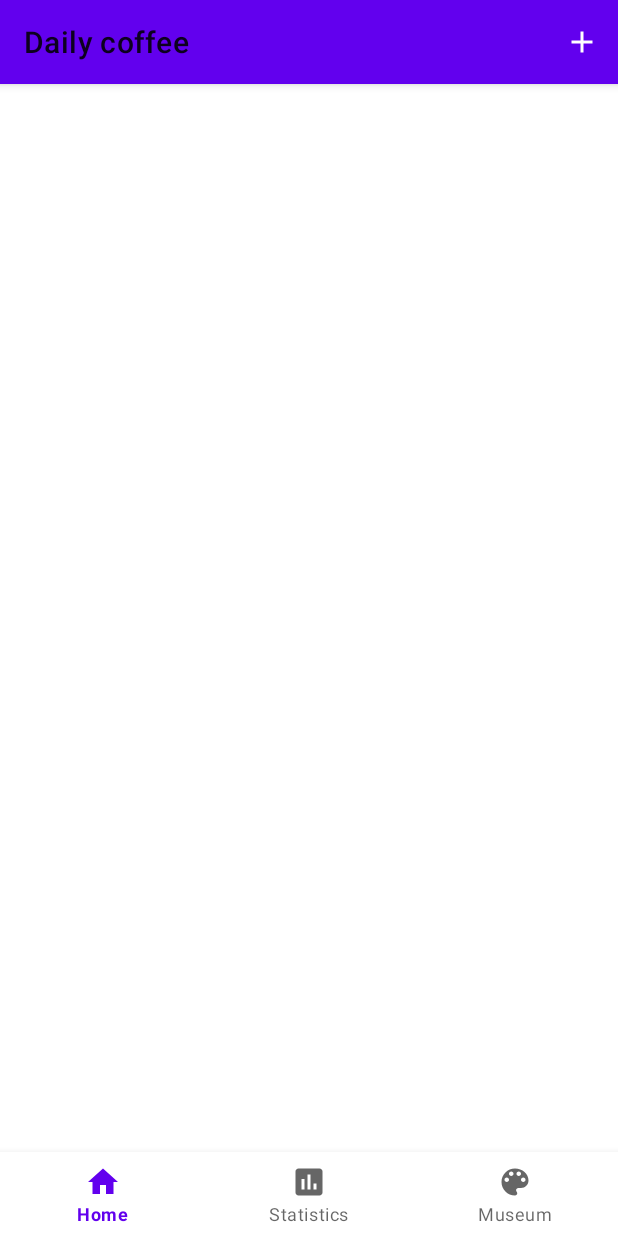
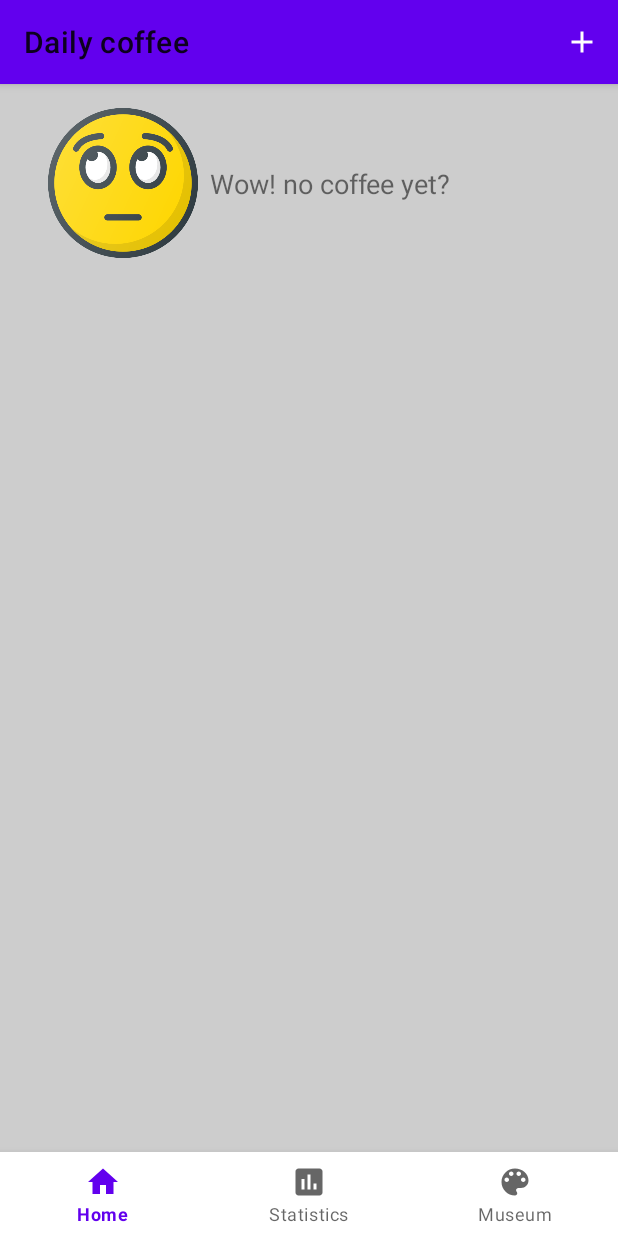
Before and after one commit to teunstout/koffie, an Android app: the screen it shows after launch (CoffeeActivity), on a phone screen of 412 x 824 dp. Run offline under Robolectric (Android 15) with nearby library versions, the phone set to English and light mode, and no system bars; our stand-ins replace Room's generated code, navigation-ui.

Commit message:
Nice werkt

```diff
--- a/Koffie/app/src/main/java/com/example/coffee/data/database/CoffeeDao.kt
+++ b/Koffie/app/src/main/java/com/example/coffee/data/database/CoffeeDao.kt
@@ -23,7 +23,10 @@ interface CoffeeDao {
     fun getAllCoffee(): LiveData<List<Coffee>>
 
     @Query("SELECT type, date, SUM(amount) as amount, imgId FROM Coffee GROUP BY type")
-    fun getTotalAllCoffee(): LiveData<List<Coffee>>
+    fun getTotalPerCoffee(): LiveData<List<Coffee>>
+
+    @Query("SELECT SUM(amount) FROM Coffee WHERE date = :dateString")
+    fun getTotalAllCoffee(dateString: String): LiveData<Int>
 
     @Insert
     suspend fun saveCoffee(coffee: Coffee)
--- a/Koffie/app/src/main/java/com/example/coffee/data/database/CoffeeRepository.kt
+++ b/Koffie/app/src/main/java/com/example/coffee/data/database/CoffeeRepository.kt
@@ -22,5 +22,7 @@ class CoffeeRepository(context: Context) {
 
     fun getAllCoffee(): LiveData<List<Coffee>> = coffeeDao.getAllCoffee()
 
-    fun getTotalAllCoffee(): LiveData<List<Coffee>> = coffeeDao.getTotalAllCoffee()
+    fun getTotalPerCoffee(): LiveData<List<Coffee>> = coffeeDao.getTotalPerCoffee()
+
+    fun getTotalAllCoffee(dateString: String): LiveData<Int> = coffeeDao.getTotalAllCoffee(dateString)
 }
--- a/Koffie/app/src/main/java/com/example/coffee/ui/CoffeeActivity.kt
+++ b/Koffie/app/src/main/java/com/example/coffee/ui/CoffeeActivity.kt
@@ -44,7 +44,6 @@ class CoffeeActivity : AppCompatActivity() {
         super.onRestart()
         val newCoffeeIntent = Intent(this, CoffeeActivity::class.java)
         startActivity(newCoffeeIntent)
-        Log.i("FinishIntent", "OnRestart")
         finish()
     }
 
--- a/Koffie/app/src/main/java/com/example/coffee/ui/CoffeeViewModel.kt
+++ b/Koffie/app/src/main/java/com/example/coffee/ui/CoffeeViewModel.kt
@@ -10,5 +10,6 @@ import java.time.format.DateTimeFormatter
 class CoffeeViewModel(application: Application): AndroidViewModel(application){
     private val coffeeRepository = CoffeeRepository(application.applicationContext)
     var coffee = coffeeRepository.getAllCoffee()
-    var totalCoffee = coffeeRepository.getTotalAllCoffee()
+    var totalPerCoffee = coffeeRepository.getTotalPerCoffee()
+    var totalAllCoffeeInt = coffeeRepository.getTotalAllCoffee(CoffeeActivity.today())
 }
--- a/Koffie/app/src/main/java/com/example/coffee/ui/fragments/coffeeFragment/CoffeeFragment.kt
+++ b/Koffie/app/src/main/java/com/example/coffee/ui/fragments/coffeeFragment/CoffeeFragment.kt
@@ -24,24 +24,51 @@ class CoffeeFragment : Fragment() {
     private var coffeeAdapter = CoffeeAdapter(coffeeList)
 
 
-    override fun onCreateView(inflater: LayoutInflater, container: ViewGroup?, savedInstanceState: Bundle?): View? {
+    override fun onCreateView(
+        inflater: LayoutInflater,
+        container: ViewGroup?,
+        savedInstanceState: Bundle?
+    ): View? {
         return inflater.inflate(R.layout.fragment_coffee, container, false)
     }
 
     override fun onViewCreated(view: View, savedInstanceState: Bundle?) {
         super.onViewCreated(view, savedInstanceState)
-        Log.i("lyfecyclebitch", "OnViewCreated")
         view.invalidate()
         initView()
     }
 
     private fun initView() {
         rvCoffee.adapter = coffeeAdapter
-        rvCoffee.layoutManager = LinearLayoutManager(this.context, LinearLayoutManager.VERTICAL, false)
+        rvCoffee.layoutManager =
+            LinearLayoutManager(this.context, LinearLayoutManager.VERTICAL, false)
 
         coffeeViewModel.coffee.observe(viewLifecycleOwner, Observer {
             addCoffeeSortedToList(it as ArrayList<Coffee>)
         })
+        coffeeViewModel.totalAllCoffeeInt.observe(viewLifecycleOwner, Observer {
+            if (it == null) buildSmileyMessageView(0)
+            else buildSmileyMessageView(it)
+
+        })
+    }
+
+    private fun buildSmileyMessageView(amount: Int) {
+        when (amount) {
+            0 -> setImageWithText(
+                R.drawable.disappointment,
+                getString(R.string.smiley_disappointment)
+            )
+            1, 2 -> setImageWithText(R.drawable.thinking, getString(R.string.smiley_thinking))
+            in 3..6 -> setImageWithText(R.drawable.smile, getString(R.string.smiley_smile))
+            in 7..10 -> setImageWithText(R.drawable.nervous, getString(R.string.smiley_nervous))
+            else -> setImageWithText(R.drawable.shocked, getString(R.string.smiley_shocked))
+        }
+    }
+
+    private fun setImageWithText(imageInt: Int, message: String) {
+        imgSmiley.setImageResource(imageInt)
+        tvMessage.text = message
     }
 
     private fun addCoffeeSortedToList(allCoffee: ArrayList<Coffee>) {
@@ -53,7 +80,7 @@ class CoffeeFragment : Fragment() {
             var coffeeListDateDay = "" // Date of last inserted coffee
             var coffeeListIndex = -1
 
-            allCoffee.forEach {
+            allCoffee.reversed().forEach {
                 if (coffeeListDateDay == it.date) {
                     coffeeList[coffeeListIndex].add(it)
                 } else {
--- a/Koffie/app/src/main/java/com/example/coffee/ui/fragments/coffeeFragment/addCoffeeActivity/AddCoffeeViewModel.kt
+++ b/Koffie/app/src/main/java/com/example/coffee/ui/fragments/coffeeFragment/addCoffeeActivity/AddCoffeeViewModel.kt
@@ -13,12 +13,10 @@ import java.time.format.DateTimeFormatter
 
 class AddCoffeeViewModel(application: Application) : AndroidViewModel(application) {
     private val coffeeRepository = CoffeeRepository(application.applicationContext)
-    private val format = DateTimeFormatter.ofPattern(CoffeeActivity.DATE_STRING)
-
     var choices = coffeeRepository.getCoffeeChoices()
 
     fun saveCoffee(coffeeChoice: CoffeeChoice, amount: String) {
-        val todayDate = "29-05-2020"// LocalDate.now().format(format)
+        val todayDate = CoffeeActivity.today()
         // Coffee object that needs to be added
         val coffeeToSave = Coffee(
             coffeeChoice.coffeeName,
--- a/Koffie/app/src/main/res/layout/fragment_coffee.xml
+++ b/Koffie/app/src/main/res/layout/fragment_coffee.xml
@@ -4,14 +4,16 @@
     xmlns:tools="http://schemas.android.com/tools"
     android:layout_width="match_parent"
     android:layout_height="match_parent"
+    android:background="@color/background"
     tools:context=".ui.fragments.coffeeFragment.CoffeeFragment">
 
     <ImageView
         android:id="@+id/imgSmiley"
-        android:layout_width="wrap_content"
-        android:layout_height="wrap_content"
-        android:layout_marginStart="16dp"
+        android:layout_width="100dp"
+        android:layout_height="100dp"
+        android:layout_marginStart="32dp"
         android:layout_marginTop="16dp"
+        android:scaleType="centerCrop"
         app:layout_constraintStart_toStartOf="parent"
         app:layout_constraintTop_toTopOf="parent"
         tools:src="@tools:sample/avatars" />
@@ -19,7 +21,7 @@
     <TextView
         android:id="@+id/tvMessage"
         android:layout_width="0dp"
-        android:layout_height="0dp"
+        android:layout_height="wrap_content"
         android:layout_marginStart="8dp"
         android:layout_marginEnd="24dp"
         android:textSize="18sp"
@@ -31,7 +33,7 @@
     <androidx.recyclerview.widget.RecyclerView
         android:id="@+id/rvCoffee"
         android:layout_width="409dp"
-        android:layout_height="585dp"
+        android:layout_height="0dp"
         android:layout_marginTop="8dp"
         app:layout_constraintBottom_toBottomOf="parent"
         app:layout_constraintEnd_toEndOf="parent"
--- a/Koffie/app/src/main/res/layout/fragment_museum.xml
+++ b/Koffie/app/src/main/res/layout/fragment_museum.xml
@@ -4,6 +4,7 @@
     xmlns:tools="http://schemas.android.com/tools"
     android:layout_width="match_parent"
     android:layout_height="match_parent"
+    android:background="@color/background"
     tools:context=".ui.fragments.museumFragment.MuseumFragment">
 
     <TextView
@@ -24,7 +25,7 @@
         android:id="@+id/loadingPanel"
         android:layout_width="match_parent"
         android:layout_height="match_parent"
-        android:gravity="center" >
+        android:gravity="center">
 
         <ProgressBar
             android:layout_width="wrap_content"
--- a/Koffie/app/src/main/res/layout/fragment_statistics.xml
+++ b/Koffie/app/src/main/res/layout/fragment_statistics.xml
@@ -4,6 +4,7 @@
     xmlns:tools="http://schemas.android.com/tools"
     android:layout_width="match_parent"
     android:layout_height="match_parent"
+    android:background="@color/background"
     tools:context=".ui.fragments.StatisticsFragment">
 
     <TextView
--- a/Koffie/app/src/main/res/values/colors.xml
+++ b/Koffie/app/src/main/res/values/colors.xml
@@ -3,4 +3,5 @@
     <color name="colorPrimary">#6200EE</color>
     <color name="colorPrimaryDark">#3700B3</color>
     <color name="colorAccent">#03DAC5</color>
+    <color name="background">#CDCDCD</color>
 </resources>
```
Also changed, not shown: Koffie/app/src/main/java/com/example/coffee/ui/fragments/StatisticsFragment.kt (+29 -14 lines), Koffie/app/src/main/res/layout/model_coffee_card.xml (+6 -3 lines), Koffie/app/src/main/res/drawable-v24/disappointment.png (renamed from Koffie/app/src/main/res/drawable-v24/dissapointment.png).
